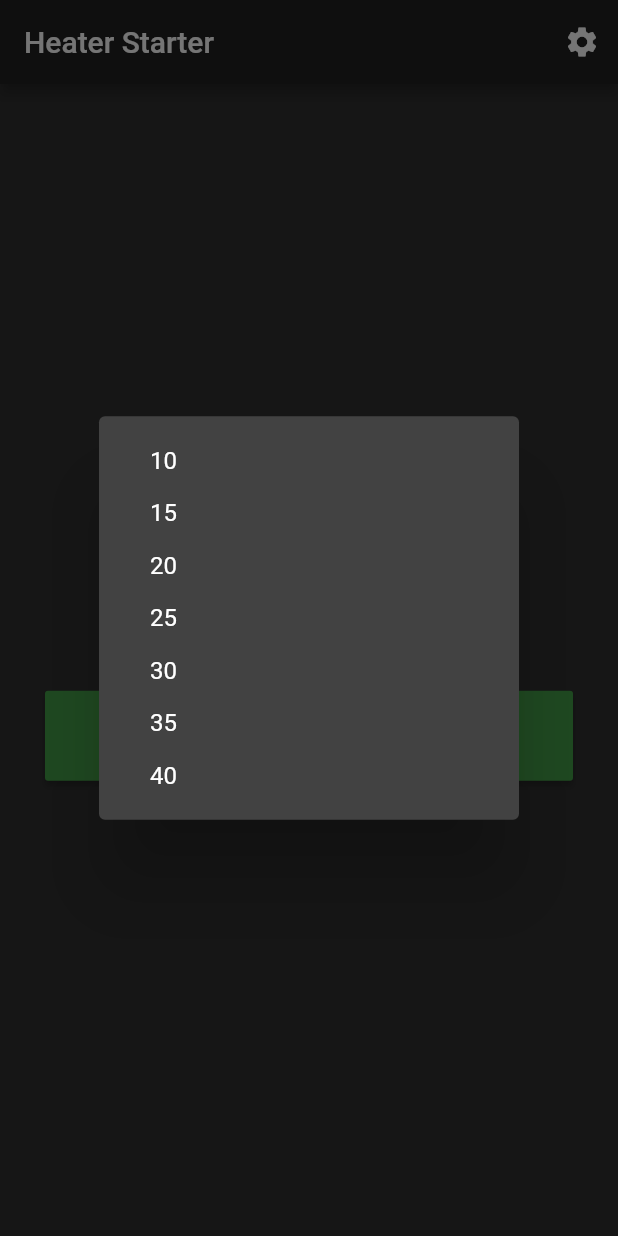
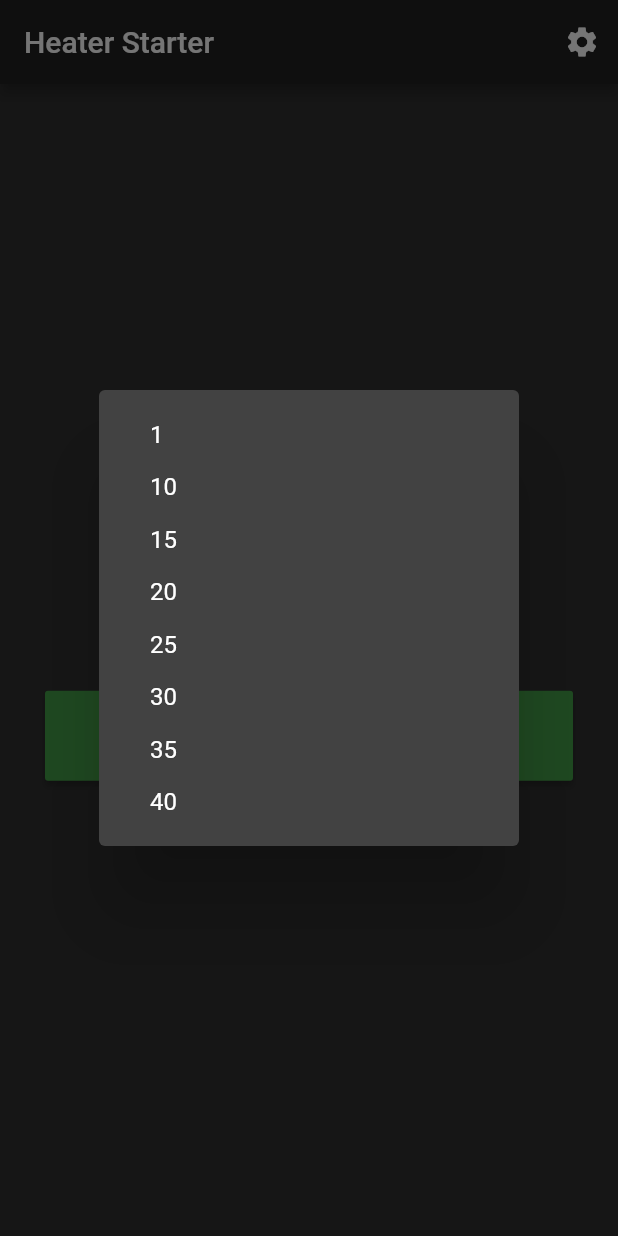
Before and after one commit to wjr-/heater-starter, a Flutter app: the screen it shows after launch, after a tap on "Start", on a phone screen of 412 x 824 dp. Run offline on Flutter 3.47's test engine with Material 2 defaults, Android fonts, the phone set to English and light mode, and no system bars; our stand-ins replace flutter_local_notifications, shared_preferences; missing offline and left inert: sms; statements that could not run were skipped.

Commit message:
Simple notification

```diff
--- a/heater_starter/lib/home_screen.dart
+++ b/heater_starter/lib/home_screen.dart
@@ -22,6 +22,7 @@ class _HeaterStarterHomeState extends State<HeaterStarterHomeScreen> {
 
   AppState _appState;
   Timer _timer;
+  Notifications _notifications;
   String _statusText = "Ready";
   FlutterLocalNotificationsPlugin notifications;
 
@@ -29,7 +30,8 @@ class _HeaterStarterHomeState extends State<HeaterStarterHomeScreen> {
   void initState() {
     super.initState();
 
-    notifications = Notifications.initialize();
+    _notifications = new Notifications();
+    _notifications.initialize();
 
     new Persistence().loadAppState().then((appState) {
       _appState = appState;
@@ -103,6 +105,8 @@ class _HeaterStarterHomeState extends State<HeaterStarterHomeScreen> {
   }
 
   void _goToSettings() {
+    _notifications.showHeaterRunningNotification(new Duration(minutes: 10));
+
     Navigator.push(
       context,
       MaterialPageRoute(
@@ -121,6 +125,12 @@ class _HeaterStarterHomeState extends State<HeaterStarterHomeScreen> {
               contentPadding: EdgeInsets.only(top: 12, left: 10, bottom: 12),
               children: <Widget>[
                 // TODO: prettify the dialog
+                SimpleDialogOption(
+                  onPressed: () {
+                    Navigator.pop(context, 1);
+                  },
+                  child: const Text('1'),
+                ),
                 SimpleDialogOption(
                   onPressed: () {
                     Navigator.pop(context, 10);
@@ -170,11 +180,14 @@ class _HeaterStarterHomeState extends State<HeaterStarterHomeScreen> {
       return;
     }
 
-    await _appState.startHeater(minutes).then((_) {
+    var duration = new Duration(minutes: minutes);
+
+    await _appState.startHeater(duration).then((_) {
       new Persistence().saveAppState(_appState);
 
       _startTimer();
-      _updateStatusDisplay(new Duration(minutes: minutes));
+      _notifications.showHeaterRunningNotification(duration);
+      _updateStatusDisplay(duration);
     });
   }
 
--- a/heater_starter/lib/notifications.dart
+++ b/heater_starter/lib/notifications.dart
@@ -1,16 +1,36 @@
+import 'dart:async';
+
 import 'package:flutter_local_notifications/flutter_local_notifications.dart';
 
 class Notifications {
-  static FlutterLocalNotificationsPlugin initialize() {
-    var androidSettings =
-        new AndroidInitializationSettings('@mipmap/ic_launcher');
+  FlutterLocalNotificationsPlugin _notificationsPlugin;
+
+  void initialize() {
+    var androidSettings = new AndroidInitializationSettings(
+        '@mipmap/ic_launcher'); // TODO set icon
     var iOSSettings = new IOSInitializationSettings();
     var initializationSettings =
         new InitializationSettings(androidSettings, iOSSettings);
 
-    var notificationsPlugin = new FlutterLocalNotificationsPlugin();
-    notificationsPlugin.initialize(initializationSettings);
+    this._notificationsPlugin = new FlutterLocalNotificationsPlugin();
+    this._notificationsPlugin.initialize(initializationSettings);
+  }
 
-    return notificationsPlugin;
+  Future<void> showHeaterRunningNotification(Duration duration) async {
+    var until = DateTime.now().add(duration);
+    var untilText = until.toIso8601String();
+    untilText = untilText.substring(11, 16);
+    return _showNotification("Heating", "Heating until " + untilText, 0);
+  }
+
+  Future<void> _showNotification(String title, String body, int id) async {
+    var androidPlatformChannelSpecifics = new AndroidNotificationDetails(
+        'heater_starter_notifications', 'Notifications', 'All notifications',
+        importance: Importance.Max, priority: Priority.High);
+    var iOSPlatformChannelSpecifics = new IOSNotificationDetails();
+    var platformChannelSpecifics = new NotificationDetails(
+        androidPlatformChannelSpecifics, iOSPlatformChannelSpecifics);
+    return await _notificationsPlugin.show(
+        id, title, body, platformChannelSpecifics);
   }
 }
--- a/heater_starter/pubspec.yaml
+++ b/heater_starter/pubspec.yaml
@@ -16,8 +16,8 @@ dependencies:
     flutter:
         sdk: flutter
     sms: ^0.2.0
-    shared_preferences: ^0.5.0
-    flutter_local_notifications: ^0.5.1
+    shared_preferences: ^0.5.1
+    flutter_local_notifications: ^0.5.2
     # The following adds the Cupertino Icons font to your application.
     # Use with the CupertinoIcons class for iOS style icons.
     #cupertino_icons: ^0.1.2
```
Also changed, not shown: heater_starter/lib/app_state.dart (+5 -3 lines).
